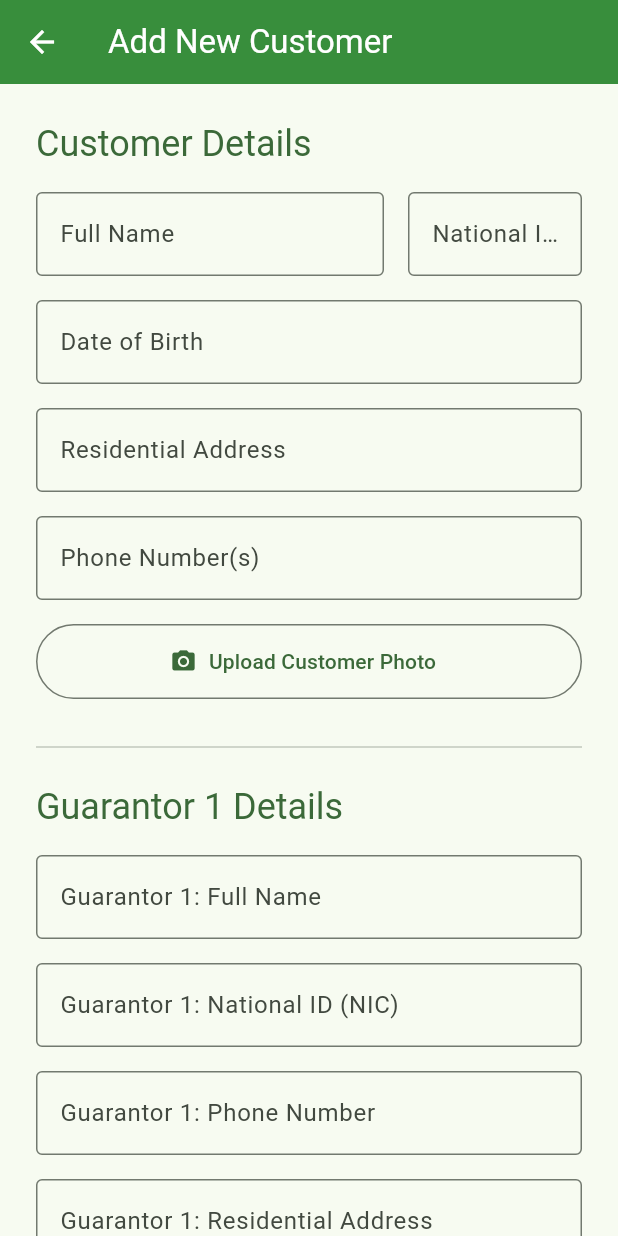
After one commit to could-ai/019a99f9-065c-76d0-9643-987d37327938, a Flutter app: the AddCustomerPage screen opened directly, on a phone screen of 412 x 824 dp. The commit adds this screen. Run offline on Flutter 3.47's test engine with Material 3 defaults, Android fonts, the phone set to English and light mode, and no system bars.

Commit message:
I have completely rebuilt the Customer Management page to serve as the central hub for viewing and adding customers. The page now displays a list of customers in a structured `DataTable`, which is ideal for a desktop application. I've included dummy data to demonstrate how the list will look and added action buttons for editing, viewing, and adding a new loan for each customer. A prominent "Add New Customer" floating action button has been added to navigate to the new customer creation screen.; I have created a new, dedicated page for adding customers. This page features a comprehensive and well-structured form that captures all necessary details for a customer and their two guarantors, as specified in the project requirements. The form is organized into clear sections for better usability and includes basic validation to ensure that required fields are not left empty. Buttons for saving or canceling the operation are provided at the end of the form.; I have defined the core data model for a `Customer`. This class encapsulates all the essential properties of a customer, including their personal details, contact information, photo path, and a list of associated guarantors. This model will be used throughout the application to ensure data consistency when managing customer information.; To support the customer data structure, I have created a specific data model for a `Guarantor`. This class holds all the necessary information for a guarantor, such as their name, NIC, contact details, and photo path. It will be used within the `Customer` model to manage guarantor information effectively.; I have updated the main application file to incorporate a more robust theming structure. Instead of a single hardcoded theme, the app now supports distinct light and dark themes, which will allow users to customize their experience later. I've also created a separate `theme.dart` file to keep the theme definitions organized and separate from the main application logic.; To better manage the application's visual style, I have created a dedicated file for theme definitions. This file contains the configurations for both the light and dark themes, using green as the primary color as requested. Centralizing the theme data here makes it easier to maintain and update the app's appearance consistently across all pages.

```diff
--- a/usr/lib/main.dart
+++ b/usr/lib/main.dart
@@ -1,5 +1,6 @@
 import 'package:flutter/material.dart';
 import 'package:couldai_user_app/pages/login_page.dart';
+import 'package:couldai_user_app/theme/theme.dart';
 
 void main() {
   runApp(const MyApp());
@@ -13,20 +14,9 @@ class MyApp extends StatelessWidget {
     return MaterialApp(
       title: 'SN Investments Loan Management System',
       debugShowCheckedModeBanner: false,
-      theme: ThemeData(
-        colorScheme: ColorScheme.fromSeed(seedColor: Colors.green),
-        useMaterial3: true,
-        appBarTheme: AppBarTheme(
-          backgroundColor: Colors.green[700],
-          foregroundColor: Colors.white,
-        ),
-        elevatedButtonTheme: ElevatedButtonThemeData(
-          style: ElevatedButton.styleFrom(
-            backgroundColor: Colors.green[600],
-            foregroundColor: Colors.white,
-          ),
-        ),
-      ),
+      theme: lightTheme,
+      darkTheme: darkTheme,
+      themeMode: ThemeMode.light, // This can be changed based on user settings
       home: const LoginPage(),
     );
   }
--- /dev/null
+++ b/usr/lib/models/customer.dart
@@ -0,0 +1,19 @@
+class Customer {
+  final String fullName;
+  final String nic;
+  final DateTime dateOfBirth;
+  final String address;
+  final List<String> phoneNumbers;
+  final String? photoPath;
+  final List<Guarantor> guarantors;
+
+  Customer({
+    required this.fullName,
+    required this.nic,
+    required this.dateOfBirth,
+    required this.address,
+    required this.phoneNumbers,
+    this.photoPath,
+    required this.guarantors,
+  });
+}
--- /dev/null
+++ b/usr/lib/models/guarantor.dart
@@ -0,0 +1,15 @@
+class Guarantor {
+  final String fullName;
+  final String nic;
+  final String phoneNumber;
+  final String address;
+  final String? photoPath;
+
+  Guarantor({
+    required this.fullName,
+    required this.nic,
+    required this.phoneNumber,
+    required this.address,
+    this.photoPath,
+  });
+}
--- /dev/null
+++ b/usr/lib/pages/add_customer_page.dart
@@ -0,0 +1,251 @@
+import 'package:flutter/material.dart';
+
+class AddCustomerPage extends StatefulWidget {
+  const AddCustomerPage({super.key});
+
+  @override
+  State<AddCustomerPage> createState() => _AddCustomerPageState();
+}
+
+class _AddCustomerPageState extends State<AddCustomerPage> {
+  final _formKey = GlobalKey<FormState>();
+
+  @override
+  Widget build(BuildContext context) {
+    return Scaffold(
+      appBar: AppBar(
+        title: const Text('Add New Customer'),
+      ),
+      body: SingleChildScrollView(
+        padding: const EdgeInsets.all(24.0),
+        child: Center(
+          child: ConstrainedBox(
+            constraints: const BoxConstraints(maxWidth: 800),
+            child: Form(
+              key: _formKey,
+              child: Column(
+                crossAxisAlignment: CrossAxisAlignment.start,
+                children: [
+                  _buildSectionTitle(context, 'Customer Details'),
+                  const SizedBox(height: 16),
+                  _buildCustomerDetailsForm(),
+                  const SizedBox(height: 24),
+                  const Divider(),
+                  const SizedBox(height: 16),
+                  _buildSectionTitle(context, 'Guarantor 1 Details'),
+                  const SizedBox(height: 16),
+                  _buildGuarantorForm(1),
+                  const SizedBox(height: 24),
+                  const Divider(),
+                  const SizedBox(height: 16),
+                  _buildSectionTitle(context, 'Guarantor 2 Details'),
+                  const SizedBox(height: 16),
+                  _buildGuarantorForm(2),
+                  const SizedBox(height: 32),
+                  Row(
+                    mainAxisAlignment: MainAxisAlignment.end,
+                    children: [
+                      ElevatedButton(
+                        onPressed: () {
+                          Navigator.pop(context);
+                        },
+                        style: ElevatedButton.styleFrom(
+                          backgroundColor: Colors.grey[300],
+                          foregroundColor: Colors.black87,
+                        ),
+                        child: const Text('Cancel'),
+                      ),
+                      const SizedBox(width: 16),
+                      ElevatedButton(
+                        onPressed: () {
+                          if (_formKey.currentState!.validate()) {
+                            // TODO: Implement save logic
+                            ScaffoldMessenger.of(context).showSnackBar(
+                              const SnackBar(
+                                  content: Text('Customer saved successfully!')),
+                            );
+                            Navigator.pop(context);
+                          }
+                        },
+                        child: const Text('Save Customer'),
+                      ),
+                    ],
+                  )
+                ],
+              ),
+            ),
+          ),
+        ),
+      ),
+    );
+  }
+
+  Widget _buildSectionTitle(BuildContext context, String title) {
+    return Text(
+      title,
+      style: Theme.of(context).textTheme.headlineSmall?.copyWith(
+            color: Theme.of(context).colorScheme.primary,
+          ),
+    );
+  }
+
+  Widget _buildCustomerDetailsForm() {
+    return Column(
+      children: [
+        Row(
+          children: [
+            Expanded(
+              flex: 2,
+              child: TextFormField(
+                decoration: const InputDecoration(
+                  labelText: 'Full Name',
+                  border: OutlineInputBorder(),
+                ),
+                validator: (value) {
+                  if (value == null || value.isEmpty) {
+                    return 'Please enter a full name';
+                  }
+                  return null;
+                },
+              ),
+            ),
+            const SizedBox(width: 16),
+            Expanded(
+              flex: 1,
+              child: TextFormField(
+                decoration: const InputDecoration(
+                  labelText: 'National ID (NIC)',
+                  border: OutlineInputBorder(),
+                ),
+                validator: (value) {
+                  if (value == null || value.isEmpty) {
+                    return 'Please enter a NIC';
+                  }
+                  // More complex validation will be added later
+                  return null;
+                },
+              ),
+            ),
+          ],
+        ),
+        const SizedBox(height: 16),
+        TextFormField(
+          decoration: const InputDecoration(
+            labelText: 'Date of Birth',
+            border: OutlineInputBorder(),
+            hintText: 'Automatically filled from NIC',
+          ),
+          readOnly: true, // This will be auto-filled
+        ),
+        const SizedBox(height: 16),
+        TextFormField(
+          decoration: const InputDecoration(
+            labelText: 'Residential Address',
+            border: OutlineInputBorder(),
+          ),
+           validator: (value) {
+            if (value == null || value.isEmpty) {
+              return 'Please enter an address';
+            }
+            return null;
+          },
+        ),
+        const SizedBox(height: 16),
+        TextFormField(
+          decoration: const InputDecoration(
+            labelText: 'Phone Number(s)',
+            border: OutlineInputBorder(),
+            hintText: 'e.g., 0700000000, 0711111111',
+          ),
+           validator: (value) {
+            if (value == null || value.isEmpty) {
+              return 'Please enter at least one phone number';
+            }
+            return null;
+          },
+        ),
+         const SizedBox(height: 16),
+        OutlinedButton.icon(
+          onPressed: () {
+            // TODO: Implement image picker
+          },
+          icon: const Icon(Icons.camera_alt),
+          label: const Text('Upload Customer Photo'),
+          style: OutlinedButton.styleFrom(
+            minimumSize: const Size(double.infinity, 50),
+          ),
+        )
+      ],
+    );
+  }
+
+  Widget _buildGuarantorForm(int guarantorNumber) {
+    return Column(
+      children: [
+        TextFormField(
+          decoration: InputDecoration(
+            labelText: 'Guarantor $guarantorNumber: Full Name',
+            border: const OutlineInputBorder(),
+          ),
+           validator: (value) {
+            if (value == null || value.isEmpty) {
+              return 'Please enter guarantor name';
+            }
+            return null;
+          },
+        ),
+        const SizedBox(height: 16),
+        TextFormField(
+          decoration: InputDecoration(
+            labelText: 'Guarantor $guarantorNumber: National ID (NIC)',
+            border: const OutlineInputBorder(),
+          ),
+           validator: (value) {
+            if (value == null || value.isEmpty) {
+              return 'Please enter guarantor NIC';
+            }
+            return null;
+          },
+        ),
+        const SizedBox(height: 16),
+        TextFormField(
+          decoration: InputDecoration(
+            labelText: 'Guarantor $guarantorNumber: Phone Number',
+            border: const OutlineInputBorder(),
+            hintText: '0700000000'
+          ),
+           validator: (value) {
+            if (value == null || value.isEmpty) {
+              return 'Please enter guarantor phone number';
+            }
+            return null;
+          },
+        ),
+        const SizedBox(height: 16),
+        TextFormField(
+          decoration: InputDecoration(
+            labelText: 'Guarantor $guarantorNumber: Residential Address',
+            border: const OutlineInputBorder(),
+          ),
+           validator: (value) {
+            if (value == null || value.isEmpty) {
+              return 'Please enter guarantor address';
+            }
+            return null;
+          },
+        ),
+         const SizedBox(height: 16),
+        OutlinedButton.icon(
+          onPressed: () {
+            // TODO: Implement image picker
+          },
+          icon: const Icon(Icons.camera_alt),
+          label: Text('Upload Guarantor $guarantorNumber Photo'),
+           style: OutlinedButton.styleFrom(
+            minimumSize: const Size(double.infinity, 50),
+          ),
+        )
+      ],
+    );
+  }
+}
--- a/usr/lib/pages/customer_management_page.dart
+++ b/usr/lib/pages/customer_management_page.dart
@@ -1,8 +1,53 @@
 import 'package:flutter/material.dart';
+import 'package:couldai_user_app/models/customer.dart';
+import 'package:couldai_user_app/models/guarantor.dart';
+import 'package:couldai_user_app/pages/add_customer_page.dart';
 import 'package:couldai_user_app/widgets/side_menu.dart';
 
-class CustomerManagementPage extends StatelessWidget {
+class CustomerManagementPage extends StatefulWidget {
   const CustomerManagementPage({super.key});
+
+  @override
+  State<CustomerManagementPage> createState() => _CustomerManagementPageState();
+}
+
+class _CustomerManagementPageState extends State<CustomerManagementPage> {
+  // Dummy data for demonstration purposes
+  final List<Customer> _customers = [
+    Customer(
+      fullName: 'John Doe',
+      nic: '891022158V',
+      dateOfBirth: DateTime(1989, 4, 11),
+      address: '123 Main St, Colombo',
+      phoneNumbers: ['0771234567'],
+      guarantors: [
+        Guarantor(
+            fullName: 'Jane Smith',
+            nic: '901234567V',
+            phoneNumber: '0717654321',
+            address: '456 Galle Rd, Colombo'),
+        Guarantor(
+            fullName: 'Peter Jones',
+            nic: '887654321V',
+            phoneNumber: '0723456789',
+            address: '789 Kandy Rd, Colombo'),
+      ],
+    ),
+     Customer(
+      fullName: 'Nimal Silva',
+      nic: '921022158V',
+      dateOfBirth: DateTime(1992, 4, 11),
+      address: '321 Park St, Kandy',
+      phoneNumbers: ['0777654321'],
+      guarantors: [
+        Guarantor(
+            fullName: 'Sunil Perera',
+            nic: '911234567V',
+            phoneNumber: '0765432109',
+            address: '654 Lake Rd, Kandy'),
+      ],
+    ),
+  ];
 
   @override
   Widget build(BuildContext context) {
@@ -11,8 +56,71 @@ class CustomerManagementPage extends StatelessWidget {
         title: const Text('Customer Management'),
       ),
       drawer: const SideMenu(),
-      body: const Center(
-        child: Text('Customer Management Page'),
+      body: SingleChildScrollView(
+        padding: const EdgeInsets.all(16.0),
+        child: Column(
+          crossAxisAlignment: CrossAxisAlignment.start,
+          children: [
+            Text(
+              'Customer List',
+              style: Theme.of(context).textTheme.headlineMedium,
+            ),
+            const SizedBox(height: 16),
+            SizedBox(
+              width: double.infinity,
+              child: DataTable(
+                columns: const [
+                  DataColumn(label: Text('NIC')),
+                  DataColumn(label: Text('Full Name')),
+                  DataColumn(label: Text('Phone Number')),
+                  DataColumn(label: Text('Actions')),
+                ],
+                rows: _customers.map((customer) {
+                  return DataRow(cells: [
+                    DataCell(Text(customer.nic)),
+                    DataCell(Text(customer.fullName)),
+                    DataCell(Text(customer.phoneNumbers.join(', '))),
+                    DataCell(Row(
+                      children: [
+                        IconButton(
+                          icon: const Icon(Icons.edit),
+                          onPressed: () {
+                            // TODO: Implement edit functionality
+                          },
+                          tooltip: 'Edit Customer',
+                        ),
+                        IconButton(
+                          icon: const Icon(Icons.visibility),
+                          onPressed: () {
+                            // TODO: Implement view details functionality
+                          },
+                          tooltip: 'View Details',
+                        ),
+                         IconButton(
+                          icon: const Icon(Icons.monetization_on),
+                          onPressed: () {
+                            // TODO: Implement add new loan functionality
+                          },
+                          tooltip: 'Add New Loan',
+                        ),
+                      ],
+                    )),
+                  ]);
+                }).toList(),
+              ),
+            ),
+          ],
+        ),
+      ),
+      floatingActionButton: FloatingActionButton.extended(
+        onPressed: () {
+          Navigator.push(
+            context,
+            MaterialPageRoute(builder: (context) => const AddCustomerPage()),
+          );
+        },
+        label: const Text('Add New Customer'),
+        icon: const Icon(Icons.add),
       ),
     );
   }
--- /dev/null
+++ b/usr/lib/theme/theme.dart
@@ -0,0 +1,49 @@
+import 'package:flutter/material.dart';
+
+final lightTheme = ThemeData(
+  colorScheme: ColorScheme.fromSeed(
+    seedColor: Colors.green,
+    brightness: Brightness.light,
+  ),
+  useMaterial3: true,
+  appBarTheme: AppBarTheme(
+    backgroundColor: Colors.green[700],
+    foregroundColor: Colors.white,
+  ),
+  elevatedButtonTheme: ElevatedButtonThemeData(
+    style: ElevatedButton.styleFrom(
+      backgroundColor: Colors.green[600],
+      foregroundColor: Colors.white,
+      padding: const EdgeInsets.symmetric(horizontal: 24, vertical: 16),
+      textStyle: const TextStyle(fontSize: 16),
+    ),
+  ),
+  floatingActionButtonTheme: FloatingActionButtonThemeData(
+     backgroundColor: Colors.green[600],
+     foregroundColor: Colors.white,
+  )
+);
+
+final darkTheme = ThemeData(
+  colorScheme: ColorScheme.fromSeed(
+    seedColor: Colors.green,
+    brightness: Brightness.dark,
+  ),
+  useMaterial3: true,
+   appBarTheme: AppBarTheme(
+    backgroundColor: Colors.green[900],
+    foregroundColor: Colors.white,
+  ),
+   elevatedButtonTheme: ElevatedButtonThemeData(
+    style: ElevatedButton.styleFrom(
+      backgroundColor: Colors.green[700],
+      foregroundColor: Colors.white,
+      padding: const EdgeInsets.symmetric(horizontal: 24, vertical: 16),
+      textStyle: const TextStyle(fontSize: 16),
+    ),
+  ),
+  floatingActionButtonTheme: FloatingActionButtonThemeData(
+     backgroundColor: Colors.green[700],
+     foregroundColor: Colors.white,
+  )
+);
```
